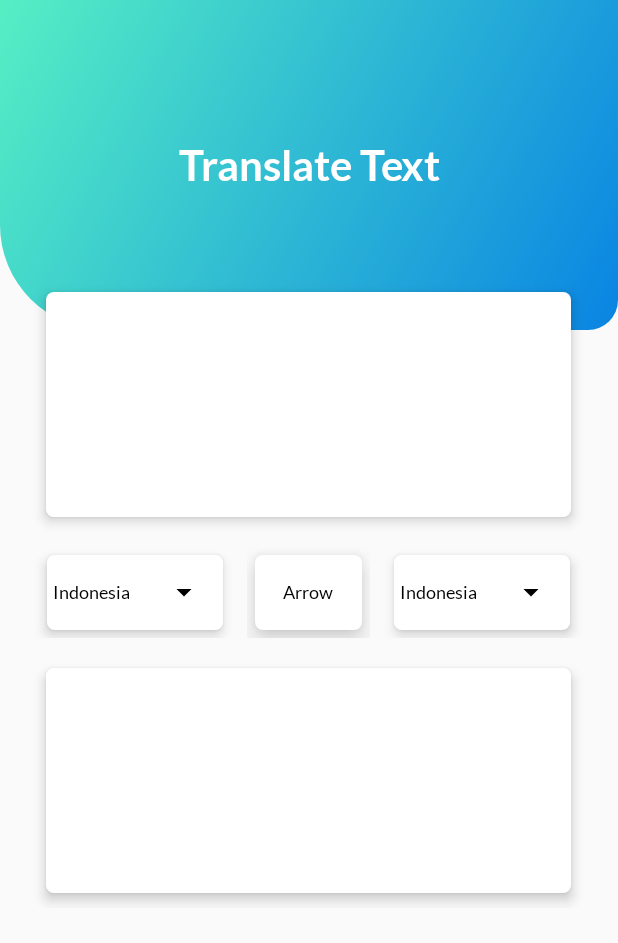
After one commit to mirzalf01/translator, an Android app: the TranslateActivity screen opened directly, with no data from a screen before it, on a phone screen of 412 x 824 dp. The commit adds this screen. Shown: the top 943 px of the screen. Run offline under Robolectric (Android 15) with nearby library versions, the phone set to English and light mode, and no system bars.

Commit message:
Content: Add translation page

```diff
--- a/app/src/main/AndroidManifest.xml
+++ b/app/src/main/AndroidManifest.xml
@@ -1,7 +1,9 @@
 <?xml version="1.0" encoding="utf-8"?>
 <manifest xmlns:android="http://schemas.android.com/apk/res/android"
     package="com.google.firebase.codelab.translator">
+
     <uses-permission android:name="android.permission.WRITE_EXTERNAL_STORAGE" />
+
     <application
         android:allowBackup="true"
         android:icon="@mipmap/ic_launcher"
@@ -9,6 +11,13 @@
         android:roundIcon="@mipmap/ic_launcher_round"
         android:supportsRtl="true"
         android:theme="@style/Theme.Translator">
+        <activity
+            android:name=".TranslateActivity"
+            android:parentActivityName=".MenuActivity">
+            <meta-data
+                android:name="android.support.PARENT_ACTIVITY"
+                android:value="com.google.firebase.codelab.translator.MenuActivity" />
+        </activity>
         <activity android:name=".MenuActivity">
             <intent-filter>
                 <action android:name="android.intent.action.MAIN" />
@@ -16,8 +25,7 @@
                 <category android:name="android.intent.category.LAUNCHER" />
             </intent-filter>
         </activity>
-        <activity
-            android:name=".ResultActivity">
+        <activity android:name=".ResultActivity">
             <meta-data
                 android:name="android.support.PARENT_ACTIVITY"
                 android:value="com.google.firebase.codelab.translator.MainActivity" />
--- a/app/src/main/java/com/google/firebase/codelab/translator/MenuActivity.java
+++ b/app/src/main/java/com/google/firebase/codelab/translator/MenuActivity.java
@@ -56,6 +56,11 @@ public class MenuActivity extends AppCompatActivity {
         startActivity(intent);
     }
 
+    public void launcTranslate(View view) {
+        Intent intent = new Intent(this, TranslateActivity.class);
+        startActivity(intent);
+    }
+
     public void exitApp(View view) {
         finish();
         System.exit(0);
--- /dev/null
+++ b/app/src/main/java/com/google/firebase/codelab/translator/TranslateActivity.java
@@ -0,0 +1,74 @@
+package com.google.firebase.codelab.translator;
+
+import androidx.appcompat.app.AppCompatActivity;
+
+import android.graphics.PorterDuff;
+import android.os.Build;
+import android.os.Bundle;
+import android.text.Editable;
+import android.text.TextWatcher;
+import android.view.Window;
+import android.view.WindowManager;
+import android.widget.ArrayAdapter;
+import android.widget.EditText;
+import android.widget.Spinner;
+import android.widget.TextView;
+
+public class TranslateActivity extends AppCompatActivity {
+    Spinner textResourceID;
+    Spinner textResultID;
+    EditText textResource;
+    TextView textResult;
+
+
+    @Override
+    protected void onCreate(Bundle savedInstanceState) {
+        super.onCreate(savedInstanceState);
+        setContentView(R.layout.activity_translate);
+        if (Build.VERSION.SDK_INT >= Build.VERSION_CODES.KITKAT) {
+            Window w = getWindow();
+            w.setFlags(WindowManager.LayoutParams.FLAG_LAYOUT_NO_LIMITS, WindowManager.LayoutParams.FLAG_LAYOUT_NO_LIMITS);
+        }
+
+        textResult = (TextView)findViewById(R.id.textResult);
+        textResource = (EditText)findViewById(R.id.textResource);
+        textResultID = (Spinner) findViewById(R.id.spinner2);
+        textResourceID = (Spinner) findViewById(R.id.spinner1);
+
+
+
+        ArrayAdapter<CharSequence> adapter = ArrayAdapter.createFromResource(this,
+                R.array.language_array, R.layout.translate_view_dropdown);
+        adapter.setDropDownViewResource(R.layout.translate_dropdown);
+
+        textResourceID.getBackground().setColorFilter(getResources().getColor(R.color.black), PorterDuff.Mode.SRC_ATOP);
+        textResourceID.setAdapter(adapter);
+
+        textResultID.getBackground().setColorFilter(getResources().getColor(R.color.black), PorterDuff.Mode.SRC_ATOP);
+        textResultID.setAdapter(adapter);
+
+        textResource.addTextChangedListener(new TextWatcher() {
+            @Override
+            public void beforeTextChanged(CharSequence s, int start, int count, int after) {
+
+            }
+
+            @Override
+            public void onTextChanged(CharSequence s, int start, int before, int count) {
+                if(s.length() != 0){
+                    textResult.setText(textResource.getText());
+                }
+                else if(s.length() == 0){
+                    textResult.setText("");
+                }
+            }
+
+            @Override
+            public void afterTextChanged(Editable s) {
+
+            }
+        });
+
+
+    }
+}
--- a/app/src/main/res/layout/activity_menu.xml
+++ b/app/src/main/res/layout/activity_menu.xml
@@ -140,7 +140,8 @@
                 android:orientation="vertical"
                 android:background="@drawable/bg_shadow"
                 android:elevation="5dp"
-                android:layout_margin="10dp">
+                android:layout_margin="10dp"
+                android:onClick="launcTranslate">
                 <ImageView
                     android:layout_width="100dp"
                     android:layout_height="60dp"
--- /dev/null
+++ b/app/src/main/res/layout/activity_translate.xml
@@ -0,0 +1,151 @@
+<?xml version="1.0" encoding="utf-8"?>
+<RelativeLayout xmlns:android="http://schemas.android.com/apk/res/android"
+    xmlns:app="http://schemas.android.com/apk/res-auto"
+    xmlns:tools="http://schemas.android.com/tools"
+    android:layout_width="match_parent"
+    android:layout_height="match_parent"
+    android:background="@color/bgColor"
+    android:fitsSystemWindows="true"
+    tools:context=".MenuActivity">
+
+    <TextView
+        android:id="@+id/appName"
+        android:layout_width="match_parent"
+        android:layout_height="220dp"
+        android:textAlignment="center"
+        android:gravity="center_vertical"
+        tools:ignore="RtlCompat"
+        android:text="Translate Text"
+        android:fontFamily="@font/lato_bold"
+        android:textColor="@color/white"
+        android:textSize="28sp"
+        android:background="@drawable/bg_gradient"/>
+    <LinearLayout
+        android:layout_width="match_parent"
+        android:layout_height="wrap_content"
+        android:id="@+id/langResource"
+        android:orientation="vertical"
+        android:layout_below="@id/appName"
+        android:layout_marginTop="-35dp">
+        <LinearLayout
+            android:layout_width="wrap_content"
+            android:layout_height="wrap_content"
+            android:layout_margin="10dp"
+            android:layout_gravity="center"
+            android:orientation="vertical"
+            android:background="@drawable/bg_shadow"
+            android:elevation="5dp">
+            <EditText
+                android:id="@+id/textResource"
+                android:background="@null"
+                android:layout_width="350dp"
+                android:layout_height="150dp"
+                android:fontFamily="@font/lato_regular"
+                android:textColor="@color/black"
+                android:textSize="16sp"
+                android:paddingHorizontal="15dp"/>
+        </LinearLayout>
+    </LinearLayout>
+    <LinearLayout
+        android:layout_width="match_parent"
+        android:layout_height="wrap_content"
+        android:layout_below="@id/langResource"
+        android:id="@+id/langSetting"
+        android:layout_marginTop="10dp">
+        <LinearLayout
+            android:layout_width="0dp"
+            android:layout_weight="2"
+            android:layout_height="wrap_content"
+            android:orientation="vertical">
+            <LinearLayout
+                android:layout_width="117dp"
+                android:layout_height="50dp"
+                android:background="@drawable/bg_shadow"
+                android:elevation="5dp"
+                android:layout_marginRight="16dp"
+                android:layout_marginVertical="5dp"
+                android:layout_gravity="end"
+                android:padding="2dp">
+                <Spinner
+                    android:id="@+id/spinner1"
+                    android:spinnerMode="dropdown"
+                    android:layout_width="match_parent"
+                    android:layout_height="match_parent"
+                    />
+            </LinearLayout>
+        </LinearLayout>
+        <LinearLayout
+            android:layout_width="0dp"
+            android:layout_weight="1"
+            android:layout_height="wrap_content"
+            android:orientation="vertical">
+            <TextView
+                android:id="@+id/switchLang"
+                android:layout_width="match_parent"
+                android:layout_height="50dp"
+                android:text="Arrow"
+                android:textColor="@color/black"
+                android:textAlignment="center"
+                android:fontFamily="@font/lato_regular"
+                android:textSize="12sp"
+                android:gravity="center"
+                android:layout_gravity="center"
+                android:background="@drawable/bg_shadow"
+                android:elevation="10dp"
+                android:layout_margin="5dp"/>
+        </LinearLayout>
+        <LinearLayout
+            android:layout_width="0dp"
+            android:layout_weight="2"
+            android:layout_height="wrap_content"
+            android:orientation="vertical">
+            <LinearLayout
+                android:layout_width="117dp"
+                android:layout_height="50dp"
+                android:background="@drawable/bg_shadow"
+                android:elevation="5dp"
+                android:layout_marginLeft="16dp"
+                android:layout_marginVertical="5dp"
+                android:layout_gravity="start"
+                android:padding="2dp">
+                <Spinner
+                    android:id="@+id/spinner2"
+                    android:spinnerMode="dropdown"
+                    android:layout_width="match_parent"
+                    android:layout_height="match_parent"/>
+            </LinearLayout>
+        </LinearLayout>
+
+    </LinearLayout>
+    <LinearLayout
+        android:layout_width="match_parent"
+        android:layout_height="wrap_content"
+        android:id="@+id/langResult"
+        android:orientation="vertical"
+        android:layout_below="@id/langSetting"
+        android:layout_marginTop="10dp">
+        <LinearLayout
+            android:layout_width="wrap_content"
+            android:layout_height="wrap_content"
+            android:layout_margin="10dp"
+            android:layout_gravity="center"
+            android:orientation="vertical"
+            android:background="@drawable/bg_shadow"
+            android:elevation="5dp">
+            <TextView
+                android:id="@+id/textResult"
+                android:layout_width="350dp"
+                android:scrollbars="vertical"
+                android:layout_height="150dp"
+                android:layout_gravity="center_horizontal"
+                android:paddingVertical="20dp"
+                android:fontFamily="@font/lato_regular"
+                android:textColor="@color/black"
+                android:textSize="16sp"
+                android:paddingHorizontal="15dp"/>
+        </LinearLayout>
+    </LinearLayout>
+
+
+
+</RelativeLayout>
--- /dev/null
+++ b/app/src/main/res/layout/translate_dropdown.xml
@@ -0,0 +1,9 @@
+<?xml version="1.0" encoding="utf-8"?>
+<TextView xmlns:android="http://schemas.android.com/apk/res/android"
+    android:layout_width="match_parent"
+    android:layout_height="wrap_content"
+    android:textColor="@color/black"
+    android:fontFamily="@font/lato_regular"
+    android:textSize="12sp"
+    android:padding="10dp"
+    android:background="@color/white"/>
--- /dev/null
+++ b/app/src/main/res/layout/translate_view_dropdown.xml
@@ -0,0 +1,9 @@
+<?xml version="1.0" encoding="utf-8"?>
+<TextView xmlns:android="http://schemas.android.com/apk/res/android"
+    android:layout_width="match_parent"
+    android:layout_height="wrap_content"
+    android:textColor="@color/black"
+    android:fontFamily="@font/lato_regular"
+    android:textSize="12sp"
+    android:padding="2dp"
+    android:background="@color/white"/>
```
